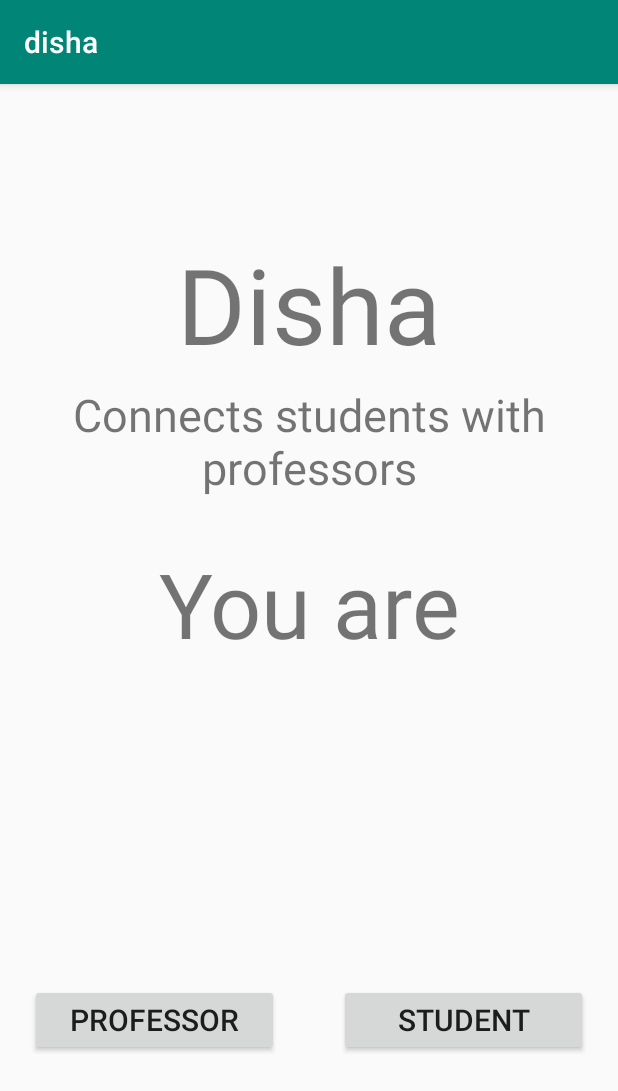
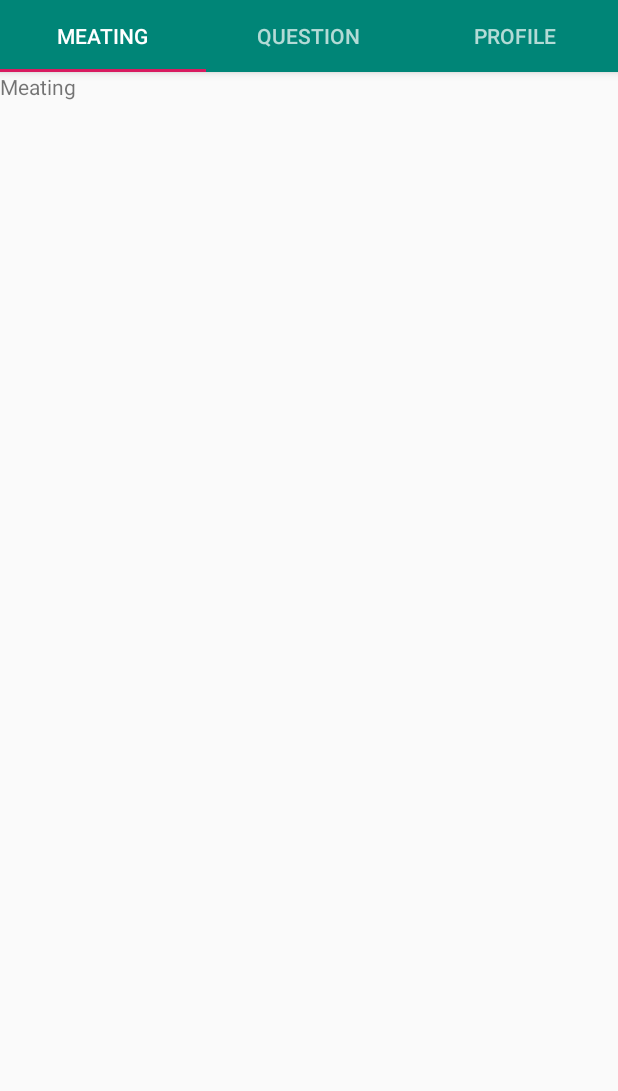
Before and after one commit to pratap47/Disha, an Android app: the screen it shows after launch (FirstScreen before the commit, teacherdashboard after it), on a phone screen of 412 x 824 dp. Shown: the top 1091 px of the screen. Run offline under Robolectric (Android 15) with nearby library versions, the phone set to English and light mode, and no system bars.

Commit message:
tab layout impemented

```diff
--- a/app/build.gradle
+++ b/app/build.gradle
@@ -26,6 +26,7 @@ dependencies {
     implementation 'com.android.support:appcompat-v7:28.0.0'
     implementation 'com.android.support.constraint:constraint-layout:1.1.3'
     implementation 'com.android.support:design:28.0.0'
+    implementation 'android.arch.lifecycle:extensions:1.1.1'
     testImplementation 'junit:junit:4.12'
     androidTestImplementation 'com.android.support.test:runner:1.0.2'
     androidTestImplementation 'com.android.support.test.espresso:espresso-core:3.0.2'
--- /dev/null
+++ b/app/src/main/java/test/com/disha/tearcher/teacherdashboard.java
@@ -0,0 +1,42 @@
+package test.com.disha.tearcher;
+
+import android.os.Bundle;
+import android.support.design.widget.FloatingActionButton;
+import android.support.design.widget.Snackbar;
+import android.support.design.widget.TabLayout;
+import android.support.v4.view.ViewPager;
+import android.support.v7.app.AppCompatActivity;
+import android.view.Menu;
+import android.view.MenuItem;
+import android.view.View;
+
+import test.com.disha.R;
+import test.com.disha.tearcher.ui.main.SectionsPagerAdapter;
+
+public class teacherdashboard extends AppCompatActivity {
+    SectionsPagerAdapter sectionsPagerAdapter;
+    @Override
+    protected void onCreate(Bundle savedInstanceState) {
+        super.onCreate(savedInstanceState);
+        setContentView(R.layout.activity_teacherdashboard);
+        sectionsPagerAdapter = new SectionsPagerAdapter(this, getSupportFragmentManager());
+
+
+        ViewPager viewPager = findViewById(R.id.view_pager);
+        setupViewPager(viewPager);
+        viewPager.setAdapter(sectionsPagerAdapter);
+        TabLayout tabs = findViewById(R.id.tabs);
+        tabs.setupWithViewPager(viewPager);
+
+    }
+
+    private void setupViewPager(ViewPager viewPager)
+    {
+        sectionsPagerAdapter.addFragment(new tmeating(),"meating");
+        sectionsPagerAdapter.addFragment(new tquestion(),"question");
+        sectionsPagerAdapter.addFragment(new tprofile(),"profile");
+
+        viewPager.setAdapter(sectionsPagerAdapter);
+    }
+
+}
--- /dev/null
+++ b/app/src/main/java/test/com/disha/tearcher/tmeating.java
@@ -0,0 +1,19 @@
+package test.com.disha.tearcher;
+
+import android.os.Bundle;
+import android.support.annotation.NonNull;
+import android.support.annotation.Nullable;
+import android.support.v4.app.Fragment;
+import android.view.LayoutInflater;
+import android.view.View;
+import android.view.ViewGroup;
+
+import test.com.disha.R;
+
+public class tmeating extends Fragment {
+    @Nullable
+    @Override
+    public View onCreateView(@NonNull LayoutInflater inflater, @Nullable ViewGroup container, @Nullable Bundle savedInstanceState) {
+        return  inflater.inflate(R.layout.tmeating,container,false);
+    }
+}
--- /dev/null
+++ b/app/src/main/java/test/com/disha/tearcher/tquestion.java
@@ -0,0 +1,19 @@
+package test.com.disha.tearcher;
+
+import android.os.Bundle;
+import android.support.annotation.NonNull;
+import android.support.annotation.Nullable;
+import android.support.v4.app.Fragment;
+import android.view.LayoutInflater;
+import android.view.View;
+import android.view.ViewGroup;
+
+import test.com.disha.R;
+
+public class tquestion extends Fragment {
+    @Nullable
+    @Override
+    public View onCreateView(@NonNull LayoutInflater inflater, @Nullable ViewGroup container, @Nullable Bundle savedInstanceState) {
+        return inflater.inflate(R.layout.tquestion,container,false);
+    }
+}
--- /dev/null
+++ b/app/src/main/java/test/com/disha/tearcher/ui/main/SectionsPagerAdapter.java
@@ -0,0 +1,60 @@
+package test.com.disha.tearcher.ui.main;
+
+import android.content.Context;
+import android.support.annotation.Nullable;
+import android.support.annotation.StringRes;
+import android.support.v4.app.Fragment;
+import android.support.v4.app.FragmentManager;
+import android.support.v4.app.FragmentPagerAdapter;
+
+import java.util.ArrayList;
+import java.util.List;
+
+//import test.com.disha.tearcher.R;
+
+/**
+ * A [FragmentPagerAdapter] that returns a fragment corresponding to
+ * one of the sections/tabs/pages.
+ */
+public class SectionsPagerAdapter extends FragmentPagerAdapter {
+
+//    @StringRes
+//    private static final int[] TAB_TITLES = new int[]{R.string.tab_text_1, R.string.tab_text_2};
+    private final Context mContext;
+    private final List <Fragment> mFragmentList= new ArrayList <>();
+    private final List <String> mFragmentTitleList= new ArrayList <>();
+
+    public void addFragment(Fragment fragment, String title)
+    {
+        mFragmentList.add(fragment);
+        mFragmentTitleList.add(title);
+
+    }
+
+    public SectionsPagerAdapter(Context context, FragmentManager fm) {
+        super(fm);
+        mContext = context;
+    }
+
+    @Override
+    public Fragment getItem(int position) {
+        // getItem is called to instantiate the fragment for the given page.
+        // Return a PlaceholderFragment (defined as a static inner class below).
+        return mFragmentList.get(position);
+//       return PlaceholderFragment.newInstance(position + 1);
+    }
+
+    @Nullable
+    @Override
+    public CharSequence getPageTitle(int position) {
+//        return mContext.getResources().getString(TAB_TITLES[position]);
+      return  mFragmentTitleList.get(position);
+    }
+
+    @Override
+    public int getCount() {
+        // Show 3 total pages.
+//        return 3;
+          return  mFragmentList.size();
+    }
+}
--- /dev/null
+++ b/app/src/main/res/layout/activity_teacherdashboard.xml
@@ -0,0 +1,29 @@
+<?xml version="1.0" encoding="utf-8"?>
+<android.support.design.widget.CoordinatorLayout xmlns:android="http://schemas.android.com/apk/res/android"
+    xmlns:app="http://schemas.android.com/apk/res-auto"
+    xmlns:tools="http://schemas.android.com/tools"
+    android:layout_width="match_parent"
+    android:layout_height="match_parent"
+    tools:context=".tearcher.teacherdashboard">
+
+    <android.support.design.widget.AppBarLayout
+        android:layout_width="match_parent"
+        android:layout_height="wrap_content"
+        android:theme="@style/AppTheme.AppBarOverlay">
+
+
+        <android.support.design.widget.TabLayout
+            android:id="@+id/tabs"
+            android:layout_width="match_parent"
+            android:layout_height="wrap_content"
+            android:background="?attr/colorPrimary" />
+    </android.support.design.widget.AppBarLayout>
+
+    <android.support.v4.view.ViewPager
+        android:id="@+id/view_pager"
+        android:layout_width="match_parent"
+        android:layout_height="match_parent"
+        app:layout_behavior="android.support.design.widget.AppBarLayout$ScrollingViewBehavior" />
+
+
+</android.support.design.widget.CoordinatorLayout>
--- /dev/null
+++ b/app/src/main/res/layout/tmeating.xml
@@ -0,0 +1,10 @@
+<?xml version="1.0" encoding="utf-8"?>
+<RelativeLayout
+    xmlns:android="http://schemas.android.com/apk/res/android"
+    android:layout_width="match_parent"
+    android:layout_height="match_parent">
+<TextView
+    android:layout_width="match_parent"
+    android:layout_height="wrap_content"
+    android:text="Meating"/>
+</RelativeLayout>
--- /dev/null
+++ b/app/src/main/res/values-w820dp/dimens.xml
@@ -0,0 +1,6 @@
+<resources>
+    <!-- Example customization of dimensions originally defined in res/values/dimens.xml
+         (such as screen margins) for screens with more than 820dp of available width. This
+         would include 7" and 10" devices in landscape (~960dp and ~1280dp respectively). -->
+    <dimen name="activity_horizontal_margin">64dp</dimen>
+</resources>
--- a/app/src/main/res/values/dimens.xml
+++ b/app/src/main/res/values/dimens.xml
@@ -1,3 +1,8 @@
 <resources>
     <dimen name="fab_margin">16dp</dimen>
+    <!-- Default screen margins, per the Android Design guidelines. -->
+    <dimen name="activity_horizontal_margin">16dp</dimen>
+    <dimen name="activity_vertical_margin">16dp</dimen>
+    <dimen name="appbar_padding">16dp</dimen>
+    <dimen name="appbar_padding_top">8dp</dimen>
 </resources>
--- a/app/src/main/res/values/strings.xml
+++ b/app/src/main/res/values/strings.xml
@@ -3,4 +3,7 @@
     <string name="title_activity_login">Login</string>
     <string name="Verification">Verification</string>
     <string name="title_activity_form">Form</string>
+    <string name="title_activity_teacherdashboard">teacherdashboard</string>
+    <string name="tab_text_1">Tab 1</string>
+    <string name="tab_text_2">Tab 2</string>
 </resources>
```
Also changed, not shown: app/src/main/AndroidManifest.xml (+17 -16 lines), app/src/main/java/test/com/disha/tearcher/TeacherInfo.java (+1 -1 lines), app/src/main/java/test/com/disha/tearcher/teacherDashboard.java (deleted, +0 -15 lines), app/src/main/java/test/com/disha/tearcher/tprofile.java (added, +21 -0 lines), app/src/main/res/layout/activity_teacher_dashboard.xml (deleted, +0 -17 lines), app/src/main/res/layout/tprofile.xml (added, +10 -0 lines), app/src/main/res/layout/tquestion.xml (added, +11 -0 lines).
